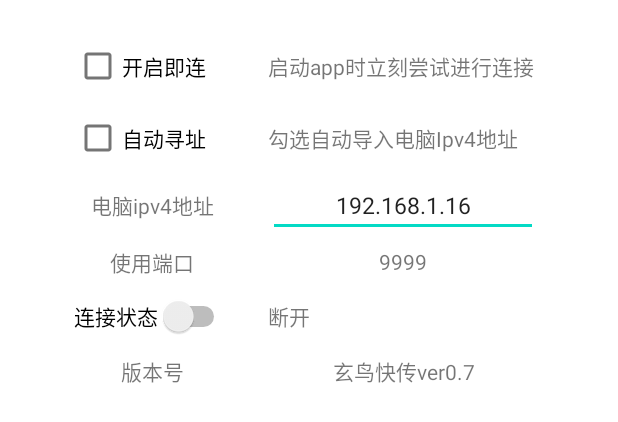
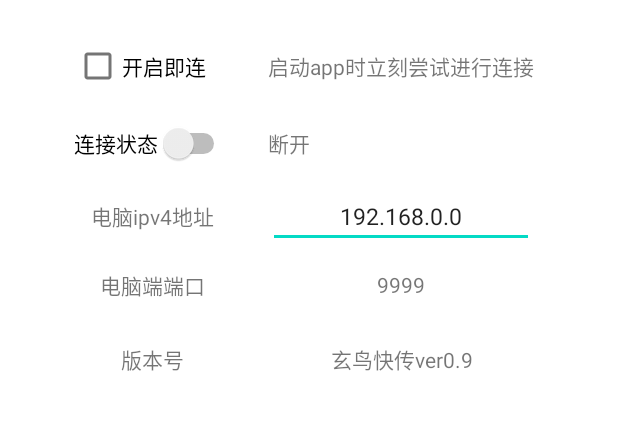
Before and after one commit to xuanniaomose/XuanNiaoQuickTransfer, an Android app: the layout activity_setting.xml on its own in the app's theme, with its tools: preview values and no code run, on a phone screen of 412 x 824 dp. Shown: the top 422 px of the screen. Run offline under Robolectric (Android 15) with nearby library versions, the phone set to English and light mode, and no system bars.

Commit message:
v0.9 2023.03.07 1.增加了用户设置保存功能，不必每次开启都重新设置一遍了 2.修正了乱码bug

```diff
--- a/app/src/main/java/xuanniao/transmission/trclient/CheckConnect.java
+++ b/app/src/main/java/xuanniao/transmission/trclient/CheckConnect.java
@@ -17,7 +17,7 @@ public class CheckConnect extends JobIntentService {
     String Tag = "CheckConnect";
     private final int Time = 3000;    //时间间隔，单位 ms
     int N = 0;      //用来观测重复执行
-    static final int JOB_ID = 0;
+    static final int JOB_ID = 1;
 
     static void enqueueWork(Context context, Intent work) {
         enqueueWork(context, CheckConnect.class, JOB_ID, work);
--- a/app/src/main/java/xuanniao/transmission/trclient/Receive.java
+++ b/app/src/main/java/xuanniao/transmission/trclient/Receive.java
@@ -37,7 +37,6 @@ public class Receive extends JobIntentService {
         Looper.prepare();
         Handler handler_recv_time = new Handler();
         Runnable runnable = new Runnable() {
-            @SuppressLint("NotifyDataSetChanged")
             @Override
             public void run() {
                 handler_recv_time.postDelayed(this, Time);
--- a/app/src/main/res/layout/activity_setting.xml
+++ b/app/src/main/res/layout/activity_setting.xml
@@ -1,7 +1,8 @@
 <?xml version="1.0" encoding="utf-8"?>
 <androidx.constraintlayout.widget.ConstraintLayout
         xmlns:android="http://schemas.android.com/apk/res/android"
-        xmlns:app="http://schemas.android.com/apk/res-auto" xmlns:tools="http://schemas.android.com/tools"
+        xmlns:app="http://schemas.android.com/apk/res-auto"
+        xmlns:tools="http://schemas.android.com/tools"
         android:layout_width="match_parent"
         android:layout_height="match_parent">
 
@@ -21,7 +22,7 @@
             <CheckBox
                     android:text="开启即连"
                     android:layout_height="wrap_content"
-                    android:id="@+id/checkBox"
+                    android:id="@+id/checkBox1"
                     android:layout_width="wrap_content"/>
             <LinearLayout
                     android:orientation="horizontal"
@@ -33,66 +34,7 @@
                     android:layout_height="wrap_content"
                     android:id="@+id/textView"/>
         </TableRow>
-        <TableRow android:layout_width="match_parent"
-                  android:layout_height="match_parent"
-                  android:gravity="center_vertical">
-            <CheckBox
-                    android:text="自动寻址"
-                    android:layout_height="wrap_content"
-                    android:id="@+id/checkBox3"/>
-            <LinearLayout
-                    android:orientation="horizontal"
-                    android:layout_width="25dp"
-                    android:layout_height="match_parent">
-            </LinearLayout>
-            <TextView
-                    android:text="勾选自动导入电脑Ipv4地址"
-                    android:layout_height="wrap_content"
-                    android:id="@+id/textView2"/>
-        </TableRow>
-        <TableRow android:layout_width="match_parent"
-                  android:layout_height="match_parent"
-                  android:gravity="center_vertical">
-            <TextView
-                    android:text="电脑ipv4地址"
-                    android:gravity="center"
-                    android:layout_height="wrap_content"
-                    android:id="@+id/textView3"/>
-            <LinearLayout
-                    android:orientation="horizontal"
-                    android:layout_width="25dp"
-                    android:layout_height="match_parent">
-            </LinearLayout>
-            <EditText
-                    android:layout_height="wrap_content"
-                    android:inputType="numberDecimal"
-                    android:gravity="center"
-                    android:text="@string/ipv4"
-                    android:textSize="15sp"
-                    android:ems="10"
-                    android:id="@+id/edittext_ipv4_num"/>
-        </TableRow>
-        <TableRow
-                android:layout_width="match_parent"
-                android:layout_height="match_parent"
-                android:gravity="center_vertical"
-                android:layout_weight="1">
-            <TextView
-                    android:text="使用端口"
-                    android:gravity="center"
-                    android:layout_height="wrap_content"
-                    android:id="@+id/textView6"/>
-            <LinearLayout
-                    android:orientation="horizontal"
-                    android:layout_width="25dp"
-                    android:layout_height="match_parent">
-            </LinearLayout>
-            <TextView
-                    android:text="@string/port"
-                    android:gravity="center"
-                    android:layout_height="wrap_content"
-                    android:id="@+id/textview_port_num"/>
-        </TableRow>
+
         <TableRow
                 android:layout_width="match_parent"
                 android:layout_height="match_parent"
@@ -115,6 +57,49 @@
                     android:id="@+id/textview_state1"/>
         </TableRow>
 
+        <TableRow android:layout_width="match_parent"
+                  android:layout_height="match_parent"
+                  android:gravity="center_vertical">
+            <TextView
+                    android:text="电脑ipv4地址"
+                    android:gravity="center"
+                    android:layout_height="wrap_content"
+                    android:id="@+id/textview_ipv4"/>
+            <LinearLayout
+                    android:orientation="horizontal"
+                    android:layout_width="25dp"
+                    android:layout_height="match_parent">
+            </LinearLayout>
+            <EditText
+                    android:layout_height="wrap_content"
+                    android:gravity="center"
+                    android:text="@string/ipv4"
+                    android:textSize="15sp"
+                    android:id="@+id/edittext_ipv4_num"/>
+        </TableRow>
+
+        <TableRow
+                android:layout_width="match_parent"
+                android:layout_height="match_parent"
+                android:gravity="center_vertical"
+                android:layout_weight="1">
+            <TextView
+                    android:text="电脑端端口"
+                    android:gravity="center"
+                    android:layout_height="wrap_content"
+                    android:id="@+id/textView6"/>
+            <LinearLayout
+                    android:orientation="horizontal"
+                    android:layout_width="25dp"
+                    android:layout_height="match_parent">
+            </LinearLayout>
+            <TextView
+                    android:text="@string/port"
+                    android:gravity="center"
+                    android:layout_height="wrap_content"
+                    android:id="@+id/textview_port_num"/>
+        </TableRow>
+
         <TableRow
                 android:layout_width="match_parent"
                 android:layout_height="match_parent"
@@ -132,12 +117,23 @@
                     android:layout_height="match_parent">
             </LinearLayout>
             <TextView
-                    android:text="玄鸟快传ver0.7"
+                    android:text="玄鸟快传ver0.9"
                     android:gravity="center"
                     android:layout_width="wrap_content"
                     android:layout_height="wrap_content"
                     android:id="@+id/textview_version_num"/>
         </TableRow>
 
+        <TableRow android:layout_width="match_parent"
+                  android:layout_height="match_parent"
+                  android:gravity="center_vertical">
+                    <!--在这里增加新项-->
+            <LinearLayout
+                    android:orientation="horizontal"
+                    android:layout_width="25dp"
+                    android:layout_height="match_parent">
+            </LinearLayout>
+                    <!--在这里增加新项说明-->
+        </TableRow>
     </TableLayout>
 </androidx.constraintlayout.widget.ConstraintLayout>
--- a/app/src/main/res/values/strings.xml
+++ b/app/src/main/res/values/strings.xml
@@ -1,6 +1,6 @@
 <resources>
     <string name="app_name">玄鸟快传</string>
-    <string name="ipv4">192.168.1.16</string>
+    <string name="ipv4">192.168.0.0</string>
     <string name="port">9999</string>
     <string name="upload_text">hello world!</string>
     <string name="title_activity_Setting">设置</string>
```
Also changed, not shown: app/src/main/AndroidManifest.xml (+19 -10 lines), app/src/main/java/xuanniao/transmission/trclient/Connect.java (+56 -80 lines), app/src/main/java/xuanniao/transmission/trclient/MainActivity.java (+62 -17 lines), app/src/main/java/xuanniao/transmission/trclient/Send.java (renamed from app/src/main/java/xuanniao/transmission/trclient/SendFile.java, +28 -19 lines), app/src/main/java/xuanniao/transmission/trclient/Setting.java (+87 -90 lines), 1 other file.
